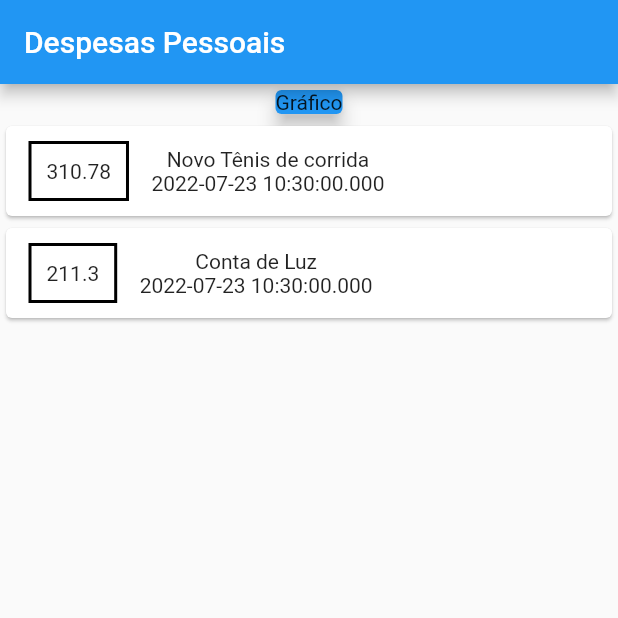
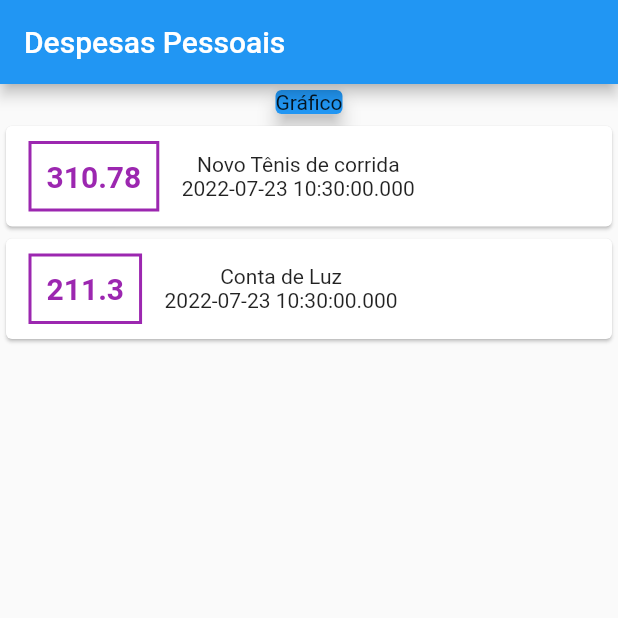
Before and after one commit to codedemonbr/expenses-flutter, a Flutter app: the screen it shows after launch, on a phone screen of 412 x 824 dp, the top half of it. Run offline on Flutter 3.47's test engine with Material 2 defaults, Android fonts, the phone set to English and light mode, and no system bars.

Commit message:
94.Aplicando Estilo no Texto

```diff
--- a/lib/main.dart
+++ b/lib/main.dart
@@ -37,12 +37,16 @@ class MyHomePage extends StatelessWidget {
                 .map((tr) => (Card(
                       child: Row(children: <Widget>[
                         Container(
-                          child: Text(tr.value.toString()),
+                          child: Text(tr.value.toString(),
+                              style: TextStyle(
+                                  fontWeight: FontWeight.bold,
+                                  fontSize: 20,
+                                  color: Colors.purple)),
                           margin: EdgeInsets.symmetric(
                               horizontal: 15, vertical: 10),
                           decoration: BoxDecoration(
                               border:
-                                  Border.all(color: Colors.black, width: 2)),
+                                  Border.all(color: Colors.purple, width: 2)),
                           padding: EdgeInsets.all(10),
                         ),
                         Column(
```
